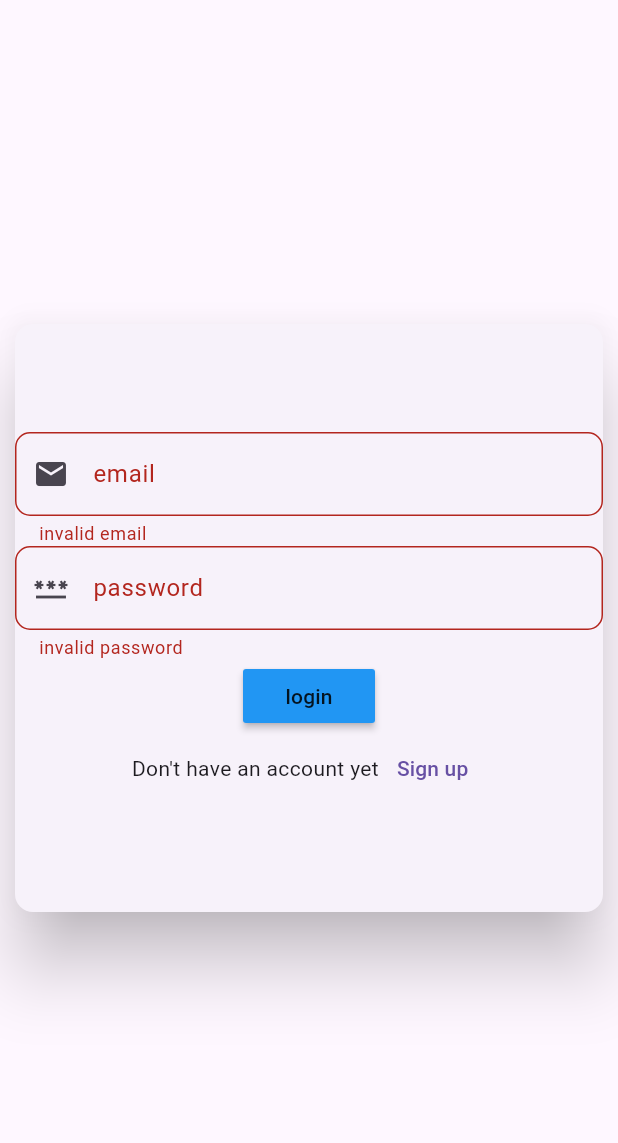
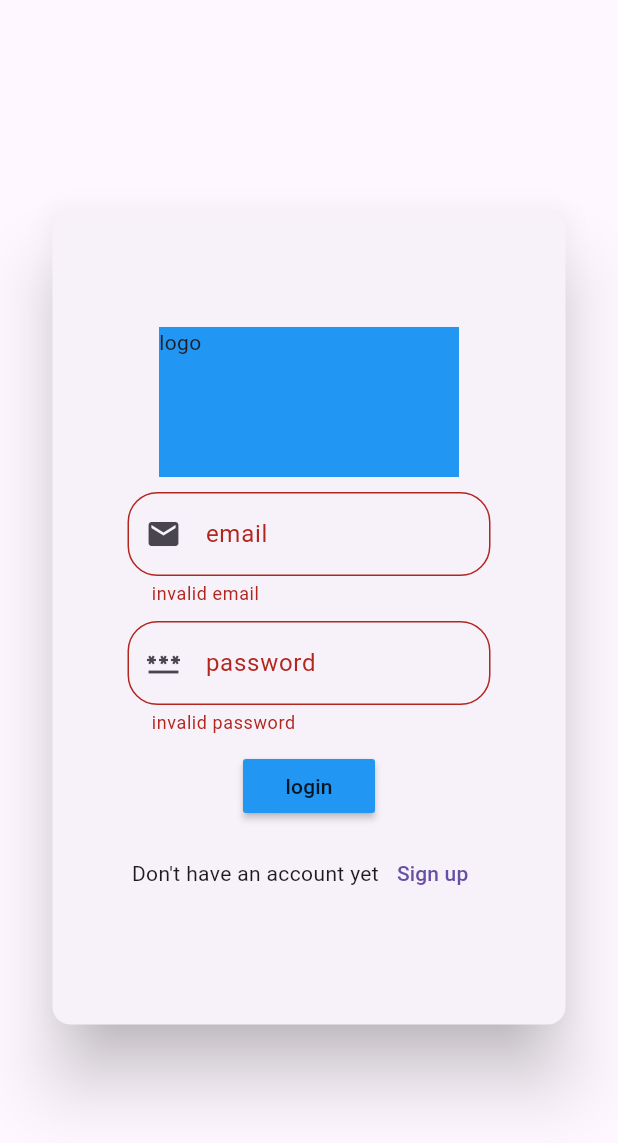
Before and after one commit to farihamustafa/CitiGuide, a Flutter app: the screen it shows after launch, after a tap on "login", on a phone screen of 412 x 824 dp. Shown: the top 1143 px of the screen. Run offline on Flutter 3.47's test engine with Material 3 defaults, Android fonts, the phone set to English and light mode, and no system bars.

Commit message:
updated signup.dart

```diff
--- a/cityguide/lib/Pages/login.dart
+++ b/cityguide/lib/Pages/login.dart
@@ -1,3 +1,5 @@
+import 'package:cityguide/Pages/home.dart';
+import 'package:cityguide/Pages/signup.dart';
 import 'package:cityguide/components/reusable/widgets.dart';
 import 'package:flutter/material.dart';
 
@@ -12,11 +14,25 @@ class _LoginState extends State<Login> {
   final TextEditingController _emailcontroller = TextEditingController();
   final TextEditingController _passwordcontroller = TextEditingController();
   GlobalKey<FormState> formkey = GlobalKey<FormState>();
+
   loginform() {
     if (formkey.currentState!.validate()) {
       print(_emailcontroller.text);
       print(_passwordcontroller.text);
+      Navigator.pushReplacement(
+          context,
+          MaterialPageRoute(
+            builder: (context) => Home(),
+          ));
     }
+  }
+
+  navigators() {
+    return Navigator.push(
+        context,
+        MaterialPageRoute(
+          builder: (context) => signup(),
+        ));
   }
 
   @override
@@ -32,39 +48,52 @@ class _LoginState extends State<Login> {
     return Scaffold(
       body: Center(
         child: Container(
-          height: 400,
-          width: 400,
+          height: 550,
+          width: 350,
           child: Form(
               key: formkey,
               child: Card(
                 elevation: 20,
+                child: Padding(
+                  padding: const EdgeInsets.all(50.0),
                   child: Column(
                     mainAxisAlignment: MainAxisAlignment.center,
                     children: [
+                      Container(
+                        height: 100,
+                        width: 200,
+                        color: Colors.blue,
+                        child: Text("logo"),
+                      ),
+                      sizedbox(),
                       textfield(
                           controller: _emailcontroller,
                           label: "email",
                           icon: Icons.email,
                           obs: false),
+                      sizedbox(),
                       textfield(
                           controller: _passwordcontroller,
                           label: "password",
                           icon: Icons.password,
                           obs: true),
+                      sizedbox(),
                       materialbutton(
                           function: loginform,
                           btnText: "login",
                           btnColor: Colors.blue),
+                      sizedbox(),
                       Container(
                         child: Row(
                           mainAxisAlignment: MainAxisAlignment.center,
                           children: [
                             Text("Don't have an account yet"),
-                          textbutton(text: "Sign up")
+                            textbutton(text: "Sign up", function: navigators)
                           ],
                         ),
                       )
                     ],
+                  ),
                 ),
               )),
         ),
--- a/cityguide/lib/components/reusable/widgets.dart
+++ b/cityguide/lib/components/reusable/widgets.dart
@@ -11,7 +11,7 @@ textfield(
     decoration: InputDecoration(
         labelText: label,
         prefixIcon: Icon(icon),
-        border: OutlineInputBorder(borderRadius: BorderRadius.circular(10))),
+        border: OutlineInputBorder(borderRadius: BorderRadius.circular(20))),
     validator: (value) {
       if (value!.isEmpty) {
         return "invalid " + label;
@@ -23,7 +23,7 @@ textfield(
 }
 
 materialbutton(
-    {required void Function() function,
+    {required Function() function,
     required String btnText,
     required Color btnColor}) {
   return MaterialButton(
@@ -35,11 +35,17 @@ materialbutton(
   );
 }
 
-textbutton({required String text}) {
+textbutton({required String text, required Function() function}) {
   return TextButton(
     child: Text(text),
     onPressed: () {
-      print('Pressed');
+      return function();
     },
   );
 }
+
+sizedbox() {
+  return SizedBox(
+    height: 10,
+  );
+}
```
Also changed, not shown: cityguide/lib/Pages/home.dart (+16 -0 lines), cityguide/lib/Pages/signup.dart (+17 -0 lines). Lines whose indentation alone changed are shown as unchanged.
